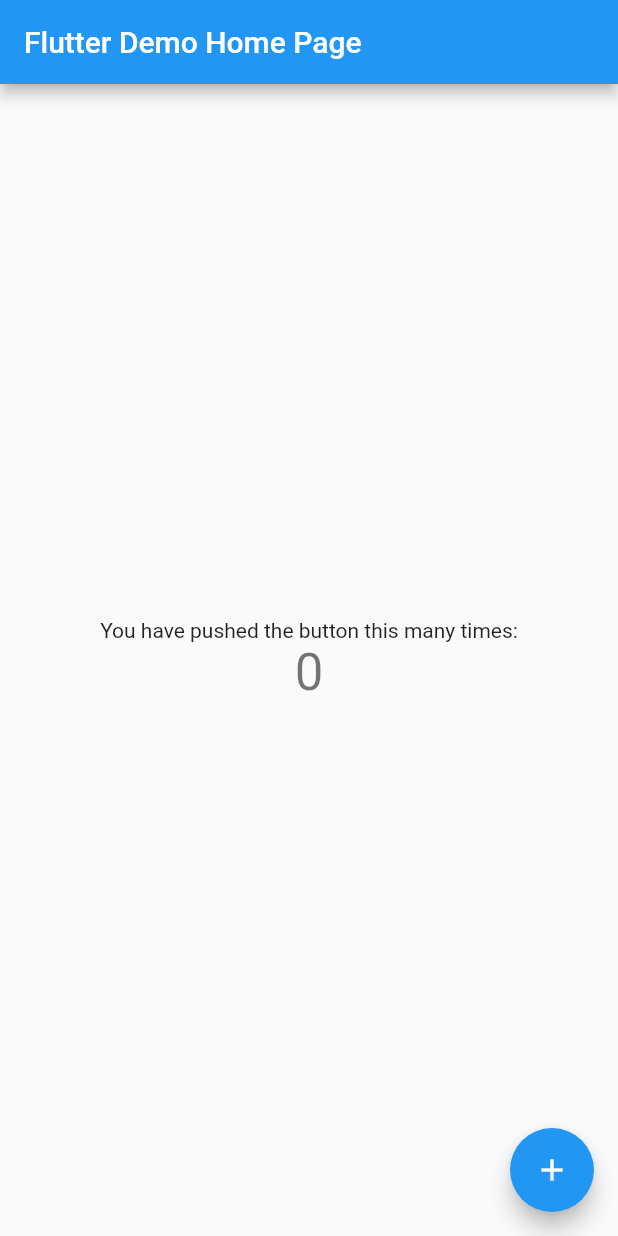
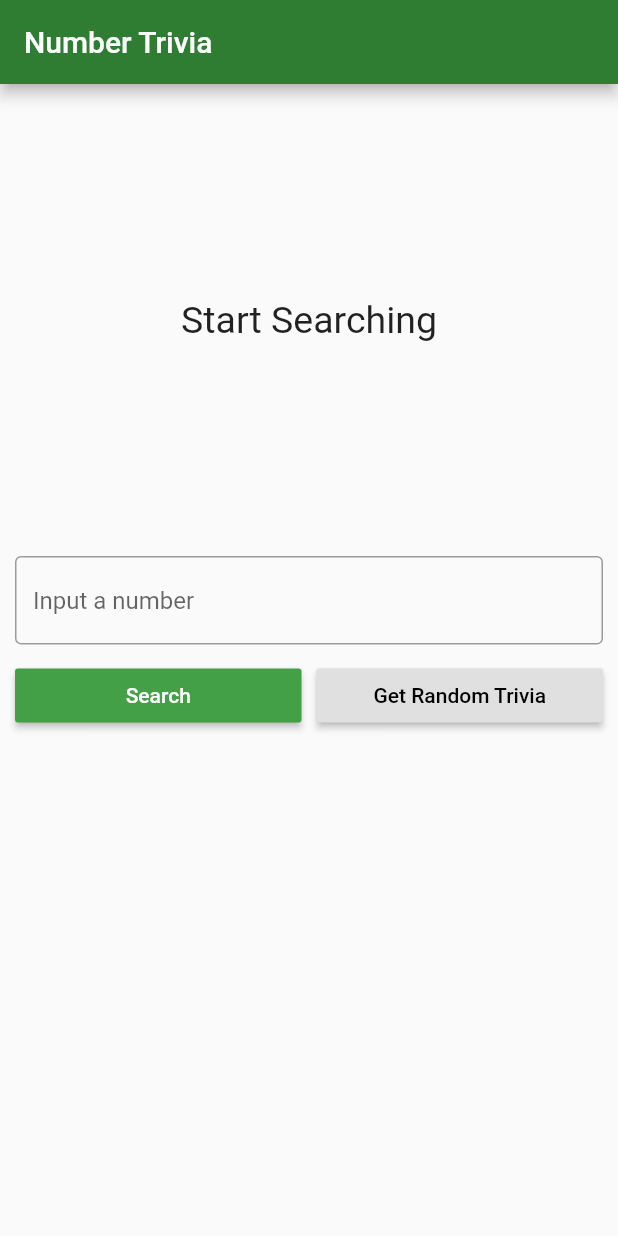
Before and after one commit to shamoore/number_trivia, a Flutter app: the screen it shows after launch, on a phone screen of 412 x 824 dp. Run offline on Flutter 3.47's test engine with Material 2 defaults, Android fonts, the phone set to English and light mode, and no system bars; our stand-ins replace bloc, dartz, data_connection_checker, equatable, flutter_bloc, get_it and 1 more.

Commit message:
Completes project

```diff
--- /dev/null
+++ b/lib/features/number_trivia/presentation/bloc/bloc.dart
@@ -0,0 +1,3 @@
+export 'number_trivia_bloc.dart';
+export 'number_trivia_event.dart';
+export 'number_trivia_state.dart';
--- /dev/null
+++ b/lib/features/number_trivia/presentation/bloc/number_trivia_bloc.dart
@@ -0,0 +1,75 @@
+import 'dart:async';
+
+import 'package:bloc/bloc.dart';
+import 'package:dartz/dartz.dart';
+import 'package:meta/meta.dart';
+import 'package:number_trivia/core/error/failures.dart';
+import 'package:number_trivia/core/usecases/usecase.dart';
+import 'package:number_trivia/core/util/input_converter.dart';
+import 'package:number_trivia/features/number_trivia/domain/entities/number_trivia.dart';
+import 'package:number_trivia/features/number_trivia/domain/usecases/get_concrete_number_trivia.dart';
+import 'package:number_trivia/features/number_trivia/domain/usecases/get_random_number_trivia.dart';
+
+import 'bloc.dart';
+
+const String SERVER_FAILURE_MESSAGE = 'Server Failure';
+const String CACHE_FAILURE_MESSAGE = 'Cache Failure';
+const String UNEXPECTED_ERROR_MESSAGE = 'Unexpected Failure';
+const String INVALID_INPUT_MESSAGE = 'Invalid input. Number must be a positive integer.';
+
+class NumberTriviaBloc extends Bloc<NumberTriviaEvent, NumberTriviaState> {
+  final GetConcreteNumberTrivia getConcreteNumberTrivia;
+  final GetRandomNumberTrivia getRandomNumberTrivia;
+  final InputConverter inputConverter;
+
+  NumberTriviaBloc({@required GetConcreteNumberTrivia concrete, @required GetRandomNumberTrivia random, @required InputConverter converter})
+      : assert(concrete != null),
+        assert(random != null),
+        assert(converter != null),
+        getConcreteNumberTrivia = concrete,
+        getRandomNumberTrivia = random,
+        inputConverter = converter;
+
+  @override
+  NumberTriviaState get initialState => Empty();
+
+  @override
+  Stream<NumberTriviaState> mapEventToState(
+    NumberTriviaEvent event,
+  ) async* {
+    if (event is GetTriviaForConcreteNumber) {
+      final inputEither = inputConverter.stringToUnsignedInteger(event.numberString);
+
+      yield* inputEither.fold((failure) async* {
+        yield Error(message: INVALID_INPUT_MESSAGE);
+      },
+          // ignore: missing_return
+          (integer) async* {
+        yield Loading();
+        final failureOrTrivia = await getConcreteNumberTrivia(Params(number: integer));
+        yield* _eitherLoadedOrErrorState(failureOrTrivia);
+      });
+    } else if (event is GetTriviaForRandomNumber) {
+      yield Loading();
+      final failureOrTrivia = await getRandomNumberTrivia(NoParams());
+      yield* _eitherLoadedOrErrorState(failureOrTrivia);
+    }
+  }
+
+  Stream<NumberTriviaState> _eitherLoadedOrErrorState(
+    Either<Failure, NumberTrivia> failureOrTrivia,
+  ) async* {
+    yield failureOrTrivia.fold((failure) => throw Error(message: _mapFailureToMessage(failure)), (trivia) => Loaded(numberTrivia: trivia));
+  }
+
+  String _mapFailureToMessage(Failure failure) {
+    switch (failure.runtimeType) {
+      case ServerFailure:
+        return SERVER_FAILURE_MESSAGE;
+      case CacheFailure:
+        return CACHE_FAILURE_MESSAGE;
+      default:
+        return UNEXPECTED_ERROR_MESSAGE;
+    }
+  }
+}
--- /dev/null
+++ b/lib/features/number_trivia/presentation/bloc/number_trivia_event.dart
@@ -0,0 +1,17 @@
+import 'package:equatable/equatable.dart';
+import 'package:meta/meta.dart';
+
+@immutable
+abstract class NumberTriviaEvent extends Equatable {
+  NumberTriviaEvent([List props = const <dynamic>[]]) : super(props);
+}
+
+class GetTriviaForConcreteNumber extends NumberTriviaEvent {
+  final String numberString;
+
+  GetTriviaForConcreteNumber(this.numberString) : super([numberString]);
+}
+
+class GetTriviaForRandomNumber extends NumberTriviaEvent {
+  GetTriviaForRandomNumber();
+}
--- /dev/null
+++ b/lib/features/number_trivia/presentation/bloc/number_trivia_state.dart
@@ -0,0 +1,22 @@
+import 'package:equatable/equatable.dart';
+import 'package:meta/meta.dart';
+import 'package:number_trivia/features/number_trivia/domain/entities/number_trivia.dart';
+
+@immutable
+abstract class NumberTriviaState extends Equatable {
+  NumberTriviaState([List props = const <dynamic>[]]) : super(props);
+}
+
+class Empty extends NumberTriviaState {}
+
+class Loading extends NumberTriviaState {}
+
+class Loaded extends NumberTriviaState {
+  final NumberTrivia numberTrivia;
+  Loaded({@required this.numberTrivia}) : super([numberTrivia]);
+}
+
+class Error extends NumberTriviaState {
+  final String message;
+  Error({@required this.message}) : super([message]);
+}
--- /dev/null
+++ b/lib/features/number_trivia/presentation/pages/number_trivia_page.dart
@@ -0,0 +1,58 @@
+import 'package:flutter/cupertino.dart';
+import 'package:flutter/material.dart';
+import 'package:flutter_bloc/flutter_bloc.dart';
+import 'package:number_trivia/features/number_trivia/presentation/bloc/bloc.dart';
+import 'package:number_trivia/features/number_trivia/presentation/widgets/widgets.dart';
+import 'package:number_trivia/injection_container.dart';
+
+class NumberTriviaPage extends StatelessWidget {
+  @override
+  Widget build(BuildContext context) {
+    return Scaffold(
+      appBar: AppBar(
+        title: Text('Number Trivia'),
+      ),
+      body: SingleChildScrollView(
+        child: buildBody(context),
+      ),
+    );
+  }
+
+  BlocProvider<NumberTriviaBloc> buildBody(BuildContext context) {
+    return BlocProvider(
+      builder: (_) => serviceLocator<NumberTriviaBloc>(),
+      child: Center(
+        child: Padding(
+          padding: const EdgeInsets.all(10.0),
+          child: Column(
+            children: <Widget>[
+              SizedBox(height: 10.0),
+              //Top half
+              BlocBuilder<NumberTriviaBloc, NumberTriviaState>(builder: (context, state) {
+                if (state is Error) {
+                  return MessageDisplay(
+                    message: state.message,
+                  );
+                } else if (state is Loading) {
+                  return LoadingDisplay();
+                }
+                if (state is Loaded) {
+                  return TriviaDisplay(
+                    numberTrivia: state.numberTrivia,
+                  );
+                } else {
+                  return MessageDisplay(
+                    message: 'Start Searching',
+                  );
+                }
+              }),
+              SizedBox(height: 20.0),
+              //Bottom half
+              TriviaControls()
+            ],
+          ),
+        ),
+      ),
+    );
+  }
+}
--- /dev/null
+++ b/lib/features/number_trivia/presentation/widgets/message_display.dart
@@ -0,0 +1,25 @@
+import 'package:flutter/material.dart';
+
+class MessageDisplay extends StatelessWidget {
+  final String message;
+  const MessageDisplay({
+    Key key,
+    @required this.message,
+  }) : super(key: key);
+
+  @override
+  Widget build(BuildContext context) {
+    return Container(
+      height: MediaQuery.of(context).size.height / 3,
+      child: Center(
+        child: SingleChildScrollView(
+          child: Text(
+            message,
+            style: TextStyle(fontSize: 25),
+            textAlign: TextAlign.center,
+          ),
+        ),
+      ),
+    );
+  }
+}
--- /dev/null
+++ b/lib/features/number_trivia/presentation/widgets/trivia_controls.dart
@@ -0,0 +1,78 @@
+import 'package:flutter/material.dart';
+import 'package:flutter_bloc/flutter_bloc.dart';
+import 'package:number_trivia/features/number_trivia/presentation/bloc/bloc.dart';
+
+class TriviaControls extends StatefulWidget {
+  const TriviaControls({
+    Key key,
+  }) : super(key: key);
+
+  @override
+  _TriviaControlsState createState() => _TriviaControlsState();
+}
+
+class _TriviaControlsState extends State<TriviaControls> {
+  final controller = TextEditingController();
+  String inputString;
+  @override
+  Widget build(BuildContext context) {
+    return Column(
+      children: <Widget>[
+        //Text Field
+        TextField(
+          controller: controller,
+          keyboardType: TextInputType.number,
+          onChanged: (value) {
+            inputString = value;
+          },
+          onSubmitted: (_) {
+            dispatchConcrete();
+          },
+          decoration: InputDecoration(
+            border: OutlineInputBorder(),
+            hintText: 'Input a number',
+          ),
+        ),
+        SizedBox(
+          height: 10,
+        ),
+        Row(
+          children: <Widget>[
+            Expanded(
+              child: RaisedButton(
+                child: Text('Search'),
+                color: Theme.of(context).accentColor,
+                textTheme: ButtonTextTheme.primary,
+                onPressed: dispatchConcrete,
+              ),
+            ),
+            SizedBox(
+              width: 10,
+            ),
+            Expanded(
+              child: RaisedButton(
+                child: Text('Get Random Trivia'),
+                textTheme: ButtonTextTheme.primary,
+                onPressed: dispatchRandom,
+              ),
+            ),
+          ],
+        )
+      ],
+    );
+  }
+
+  void dispatchConcrete() {
+    controller.clear();
+    BlocProvider.of<NumberTriviaBloc>(context).dispatch(
+      GetTriviaForConcreteNumber(inputString),
+    );
+  }
+
+  void dispatchRandom() {
+    controller.clear();
+    BlocProvider.of<NumberTriviaBloc>(context).dispatch(
+      GetTriviaForRandomNumber(),
+    );
+  }
+}
--- /dev/null
+++ b/lib/features/number_trivia/presentation/widgets/widgets.dart
@@ -0,0 +1,4 @@
+export 'loading_display.dart';
+export 'message_display.dart';
+export 'trivia_controls.dart';
+export 'trivia_display.dart';
--- a/lib/main.dart
+++ b/lib/main.dart
@@ -1,111 +1,24 @@
 import 'package:flutter/material.dart';
+import 'package:number_trivia/features/number_trivia/presentation/pages/number_trivia_page.dart';
 
-void main() => runApp(MyApp());
+import 'injection_container.dart' as dependencyInjection;
+
+void main() async {
+  WidgetsFlutterBinding.ensureInitialized();
+  await dependencyInjection.init();
+  runApp(MyApp());
+}
 
 class MyApp extends StatelessWidget {
-  // This widget is the root of your application.
   @override
   Widget build(BuildContext context) {
     return MaterialApp(
-      title: 'Flutter Demo',
+      title: 'Number Trivia',
       theme: ThemeData(
-        // This is the theme of your application.
-        //
-        // Try running your application with "flutter run". You'll see the
-        // application has a blue toolbar. Then, without quitting the app, try
-        // changing the primarySwatch below to Colors.green and then invoke
-        // "hot reload" (press "r" in the console where you ran "flutter run",
-        // or simply save your changes to "hot reload" in a Flutter IDE).
-        // Notice that the counter didn't reset back to zero; the application
-        // is not restarted.
-        primarySwatch: Colors.blue,
+        primaryColor: Colors.green.shade800,
+        accentColor: Colors.green.shade600,
       ),
-      home: MyHomePage(title: 'Flutter Demo Home Page'),
+      home: NumberTriviaPage(),
     );
   }
 }
-
-class MyHomePage extends StatefulWidget {
-  MyHomePage({Key key, this.title}) : super(key: key);
-
-  // This widget is the home page of your application. It is stateful, meaning
-  // that it has a State object (defined below) that contains fields that affect
-  // how it looks.
-
-  // This class is the configuration for the state. It holds the values (in this
-  // case the title) provided by the parent (in this case the App widget) and
-  // used by the build method of the State. Fields in a Widget subclass are
-  // always marked "final".
-
-  final String title;
-
-  @override
-  _MyHomePageState createState() => _MyHomePageState();
-}
-
-class _MyHomePageState extends State<MyHomePage> {
-  int _counter = 0;
-
-  void _incrementCounter() {
-    setState(() {
-      // This call to setState tells the Flutter framework that something has
-      // changed in this State, which causes it to rerun the build method below
-      // so that the display can reflect the updated values. If we changed
-      // _counter without calling setState(), then the build method would not be
-      // called again, and so nothing would appear to happen.
-      _counter++;
-    });
-  }
-
-  @override
-  Widget build(BuildContext context) {
-    // This method is rerun every time setState is called, for instance as done
-    // by the _incrementCounter method above.
-    //
-    // The Flutter framework has been optimized to make rerunning build methods
-    // fast, so that you can just rebuild anything that needs updating rather
-    // than having to individually change instances of widgets.
-    return Scaffold(
-      appBar: AppBar(
-        // Here we take the value from the MyHomePage object that was created by
-        // the App.build method, and use it to set our appbar title.
-        title: Text(widget.title),
-      ),
-      body: Center(
-        // Center is a layout widget. It takes a single child and positions it
-        // in the middle of the parent.
-        child: Column(
-          // Column is also a layout widget. It takes a list of children and
-          // arranges them vertically. By default, it sizes itself to fit its
-          // children horizontally, and tries to be as tall as its parent.
-          //
-          // Invoke "debug painting" (press "p" in the console, choose the
-          // "Toggle Debug Paint" action from the Flutter Inspector in Android
-          // Studio, or the "Toggle Debug Paint" command in Visual Studio Code)
-          // to see the wireframe for each widget.
-          //
-          // Column has various properties to control how it sizes itself and
-          // how it positions its children. Here we use mainAxisAlignment to
-          // center the children vertically; the main axis here is the vertical
-          // axis because Columns are vertical (the cross axis would be
-          // horizontal).
-          mainAxisAlignment: MainAxisAlignment.center,
-          children: <Widget>[
-            Text(
-              'You have pushed the button this many times:',
-            ),
-            Text(
-              '$_counter',
-              style: Theme.of(context).textTheme.display1,
-            ),
-          ],
-        ),
-      ),
-      floatingActionButton: FloatingActionButton(
-        onPressed: _incrementCounter,
-        tooltip: 'Increment',
-        child: Icon(Icons.add),
-      ), // This trailing comma makes auto-formatting nicer for build methods.
-    );
-  }
-}
--- a/pubspec.yaml
+++ b/pubspec.yaml
@@ -17,6 +17,7 @@ dependencies:
   shared_preferences: ^0.5.3+4
 
 
+
 dev_dependencies:
   flutter_test:
     sdk: flutter
```
Also changed, not shown: lib/core/util/input_converter.dart (added, +16 -0 lines), lib/features/number_trivia/presentation/widgets/loading_display.dart (added, +19 -0 lines), lib/features/number_trivia/presentation/widgets/trivia_display.dart (added, +39 -0 lines), lib/injection_container.dart (added, +53 -0 lines), 3 other files.
